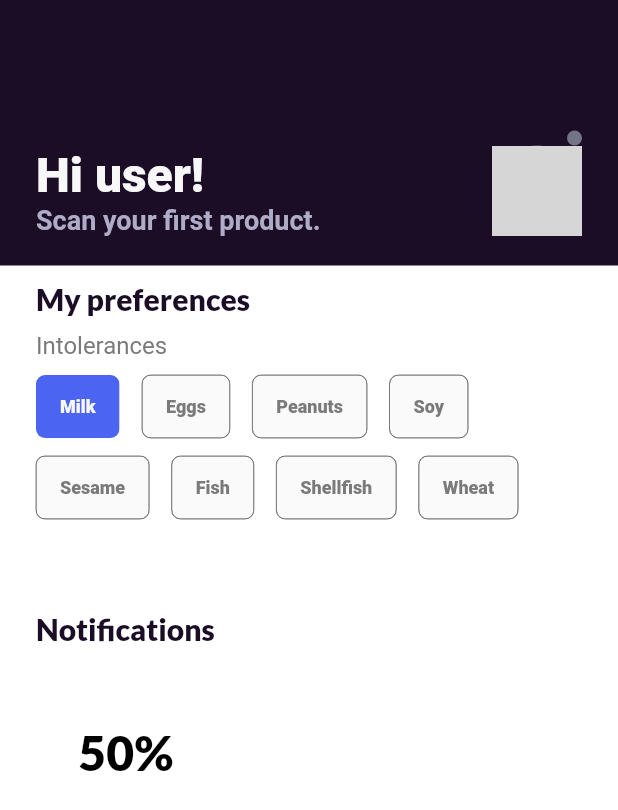
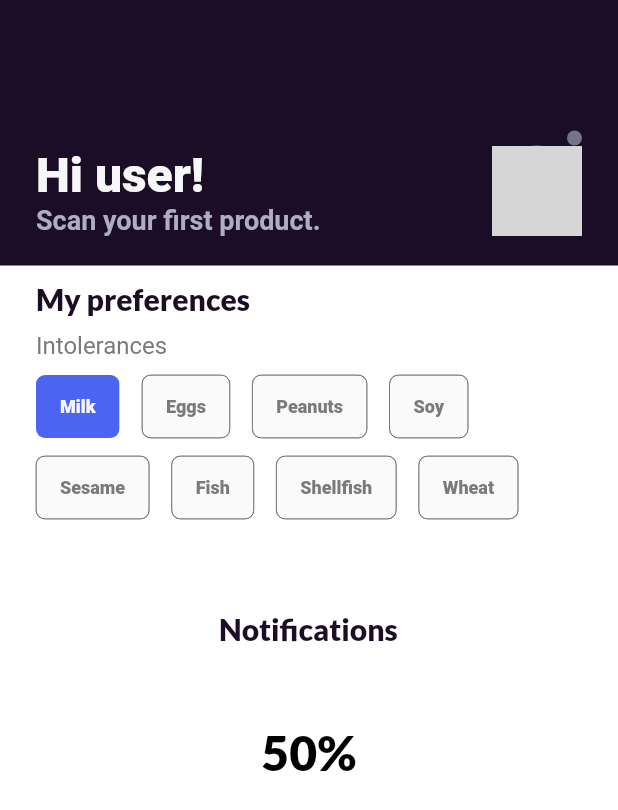
Before and after one commit to jakkappro/FoodAuditFlutterFlow, a Flutter app: the screen it shows after launch, after a tap on "Milk", on a phone screen of 412 x 824 dp. Shown: the top 810 px of the screen. Run offline on Flutter 3.47's test engine with Material 2 defaults, Android fonts, the phone set to English and light mode, and no system bars; drawn by our look-alikes of cached_network_image, percent_indicator; our stand-ins replace auto_size_text, camera, csv, equatable, firebase_analytics, firebase_core and 13 more; missing offline and left inert: google_mlkit_barcode_scanning, json_path, mime_type; accounts and stored records are empty; network calls fail; Roboto replaces fonts that are missing (Readex Pro); grey boxes are pictures that could not be loaded.

Commit message:
Updating to latest FlutterFlow output.

```diff
--- a/lib/components/intolerancies/intolerancies_model.dart
+++ b/lib/components/intolerancies/intolerancies_model.dart
@@ -1,3 +1,4 @@
+import '/backend/schema/structs/index.dart';
 import '/flutter_flow/flutter_flow_choice_chips.dart';
 import '/flutter_flow/flutter_flow_theme.dart';
 import '/flutter_flow/flutter_flow_util.dart';
--- a/lib/components/intolerancies/intolerancies_widget.dart
+++ b/lib/components/intolerancies/intolerancies_widget.dart
@@ -1,3 +1,4 @@
+import '/backend/schema/structs/index.dart';
 import '/flutter_flow/flutter_flow_choice_chips.dart';
 import '/flutter_flow/flutter_flow_theme.dart';
 import '/flutter_flow/flutter_flow_util.dart';
@@ -86,8 +87,15 @@ class _IntoleranciesWidgetState extends State<IntoleranciesWidget> {
                   ChipData('Shellfish'),
                   ChipData('Wheat')
                 ],
-                onChanged: (val) =>
-                    setState(() => _model.choiceChipsValues = val),
+                onChanged: (val) async {
+                  setState(() => _model.choiceChipsValues = val);
+                  setState(() {
+                    FFAppState().updateUserStruct(
+                      (e) =>
+                          e..intolerancies = _model.choiceChipsValues!.toList(),
+                    );
+                  });
+                },
                 selectedChipStyle: ChipStyle(
                   backgroundColor: Color(0xFF4B64F2),
                   textStyle: FlutterFlowTheme.of(context).bodyMedium.override(
@@ -124,7 +132,7 @@ class _IntoleranciesWidgetState extends State<IntoleranciesWidget> {
                 alignment: WrapAlignment.start,
                 controller: _model.choiceChipsValueController ??=
                     FormFieldController<List<String>>(
-                  [],
+                  FFAppState().User.intolerancies,
                 ),
               ),
             ),
--- a/lib/components/notifications/notifications_widget.dart
+++ b/lib/components/notifications/notifications_widget.dart
@@ -85,7 +85,7 @@ class _NotificationsWidgetState extends State<NotificationsWidget> {
                         crossAxisCount: 2,
                         crossAxisSpacing: 15.0,
                         mainAxisSpacing: 10.0,
-                        childAspectRatio: 1.0,
+                        childAspectRatio: 2.0,
                       ),
                       primary: false,
                       shrinkWrap: true,
--- a/lib/pages/home/home/home_widget.dart
+++ b/lib/pages/home/home/home_widget.dart
@@ -67,17 +67,11 @@ class _HomeWidgetState extends State<HomeWidget> {
                     updateCallback: () => setState(() {}),
                     child: IntoleranciesWidget(),
                   ),
-                  Container(
-                    width: double.infinity,
-                    height: 200.0,
-                    decoration: BoxDecoration(
-                      color: Colors.transparent,
-                    ),
-                    child: wrapWithModel(
-                      model: _model.notificationsModel,
-                      updateCallback: () => setState(() {}),
-                      child: NotificationsWidget(),
-                    ),
+                  wrapWithModel(
+                    model: _model.notificationsModel,
+                    updateCallback: () => setState(() {}),
+                    updateOnChange: true,
+                    child: NotificationsWidget(),
                   ),
                 ].addToEnd(SizedBox(height: 15.0)),
               ),
```
Also changed, not shown: 6 other files.
